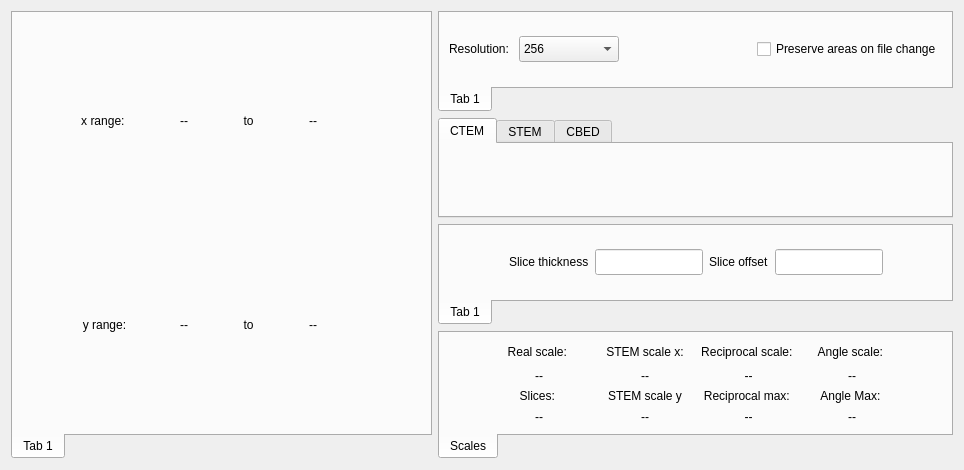
Old version of the form src/gui/dialogs/settings/frames/arealayoutframe.ui in the repository JJPPeters/clTEM.
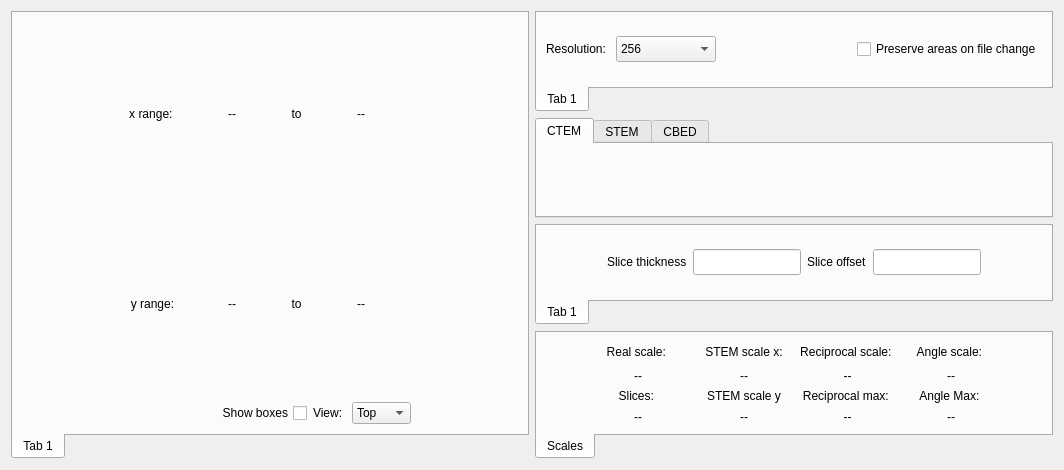
New version of the form. Custom widgets are drawn as their Qt base class.

Commit message: Added view direction change

The edit to the form file:
```diff
--- a/src/gui/dialogs/settings/frames/arealayoutframe.ui
+++ b/src/gui/dialogs/settings/frames/arealayoutframe.ui
@@ -6,7 +6,7 @@
    <rect>
     <x>0</x>
     <y>0</y>
-    <width>964</width>
+    <width>1064</width>
     <height>470</height>
    </rect>
   </property>
@@ -586,6 +586,59 @@
              </property>
             </widget>
            </item>
+           <item row="2" column="1" colspan="4">
+            <layout class="QHBoxLayout" name="horizontalLayout">
+             <item>
+              <spacer name="horizontalSpacer_6">
+               <property name="orientation">
+                <enum>Qt::Horizontal</enum>
+               </property>
+               <property name="sizeHint" stdset="0">
+                <size>
+                 <width>40</width>
+                 <height>20</height>
+                </size>
+               </property>
+              </spacer>
+             </item>
+             <item>
+              <widget class="QCheckBox" name="chkShowRect">
+               <property name="layoutDirection">
+                <enum>Qt::RightToLeft</enum>
+               </property>
+               <property name="text">
+                <string>Show boxes</string>
+               </property>
+              </widget>
+             </item>
+             <item>
+              <widget class="QLabel" name="label_9">
+               <property name="text">
+                <string>View: </string>
+               </property>
+              </widget>
+             </item>
+             <item>
+              <widget class="QComboBox" name="cmbViewDirection">
+               <item>
+                <property name="text">
+                 <string>Top</string>
+                </property>
+               </item>
+               <item>
+                <property name="text">
+                 <string>Front</string>
+                </property>
+               </item>
+               <item>
+                <property name="text">
+                 <string>Side</string>
+                </property>
+               </item>
+              </widget>
+             </item>
+            </layout>
+           </item>
           </layout>
          </item>
         </layout>
```
The commit also changes 4 other files.
